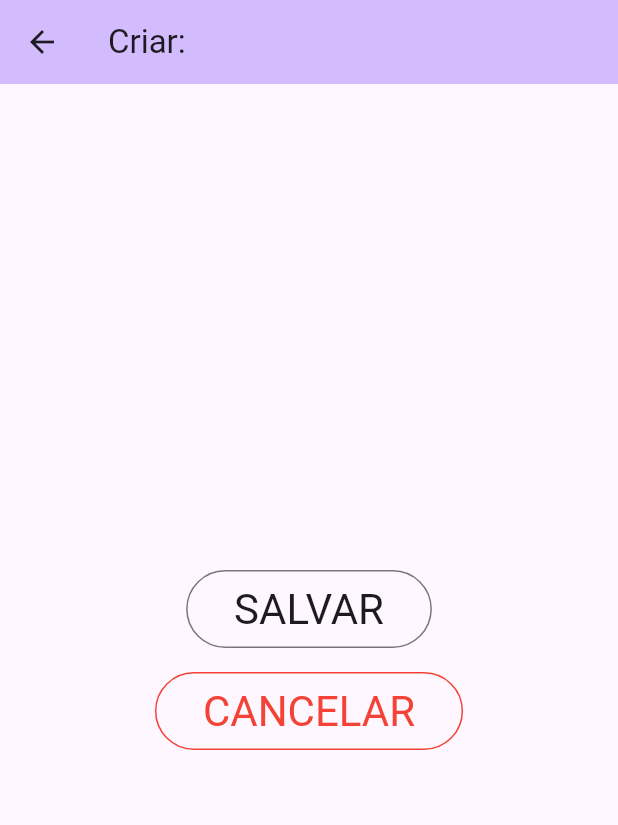
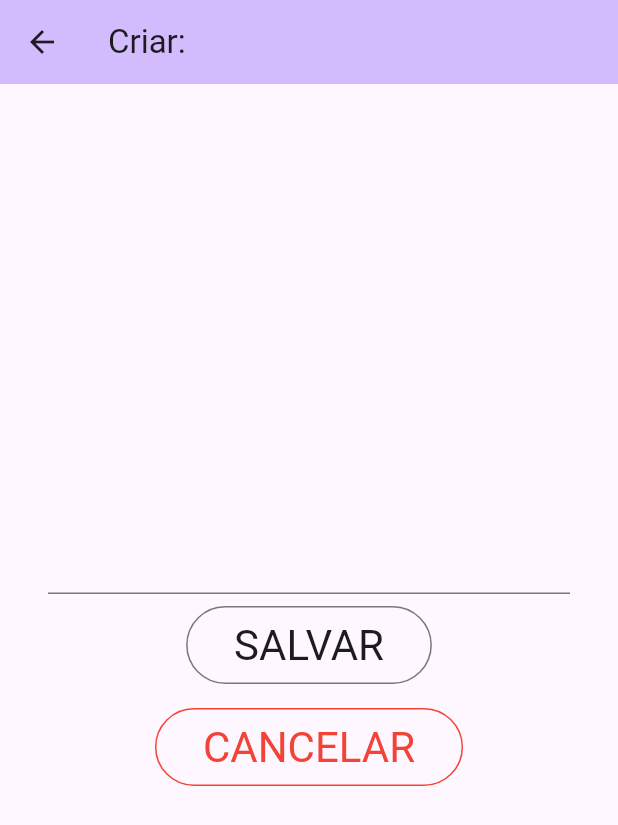
Before and after one commit to brunoczim/ihc-flutter, a Flutter app: the PresSavePage screen opened directly, on a phone screen of 412 x 824 dp. Shown: the top 825 px of the screen. Run offline on Flutter 3.47's test engine with Material 2 defaults, Android fonts, the phone set to English and light mode, and no system bars.

Commit message:
add a text area

```diff
--- a/lib/main.dart
+++ b/lib/main.dart
@@ -164,6 +164,10 @@ class _PresActionPageState extends State<PresActionPage> {
             PresButton(
               text: 'EDITAR',
               textStyle: Theme.of(context).textTheme.headlineMedium,
+            ),
+            PresButton(
+              text: 'RENOMEAR',
+              textStyle: Theme.of(context).textTheme.headlineMedium,
               onPressed: () {
                 Navigator.push(
                   context,
@@ -173,10 +177,6 @@ class _PresActionPageState extends State<PresActionPage> {
                   )),
                 );
               },
-            ),
-            PresButton(
-              text: 'RENOMEAR',
-              textStyle: Theme.of(context).textTheme.headlineMedium,
             ),
             PresButton(
               text: 'DELETAR',
@@ -234,6 +234,12 @@ class _PresSavePageState extends State<PresSavePage> {
         child: Column(
           mainAxisAlignment: MainAxisAlignment.center,
           children: <Widget>[
+            Padding(
+              padding: EdgeInsets.symmetric(horizontal: 32.0),
+              child: TextField(
+                maxLines: null,
+              ),
+            ),
             PresButton(
               text: 'SALVAR',
               textStyle: Theme.of(context).textTheme.headlineMedium,
```
